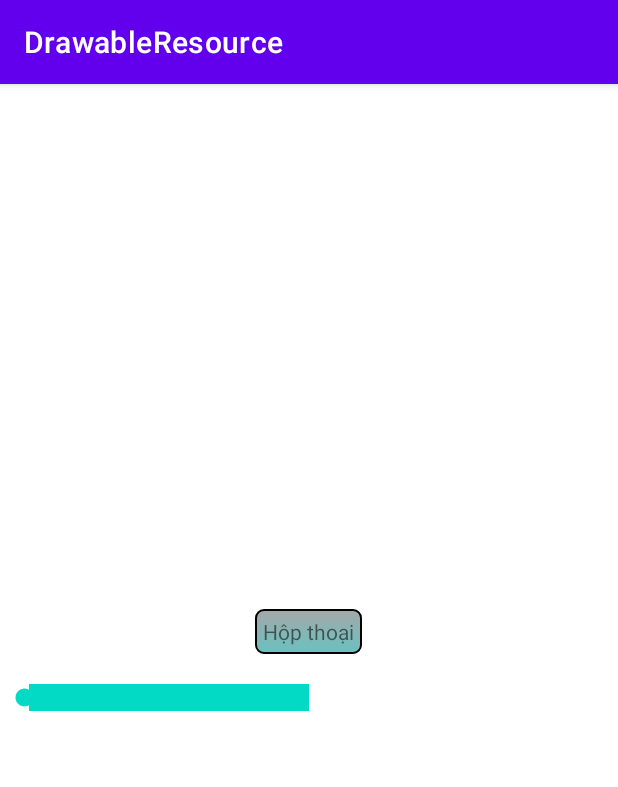
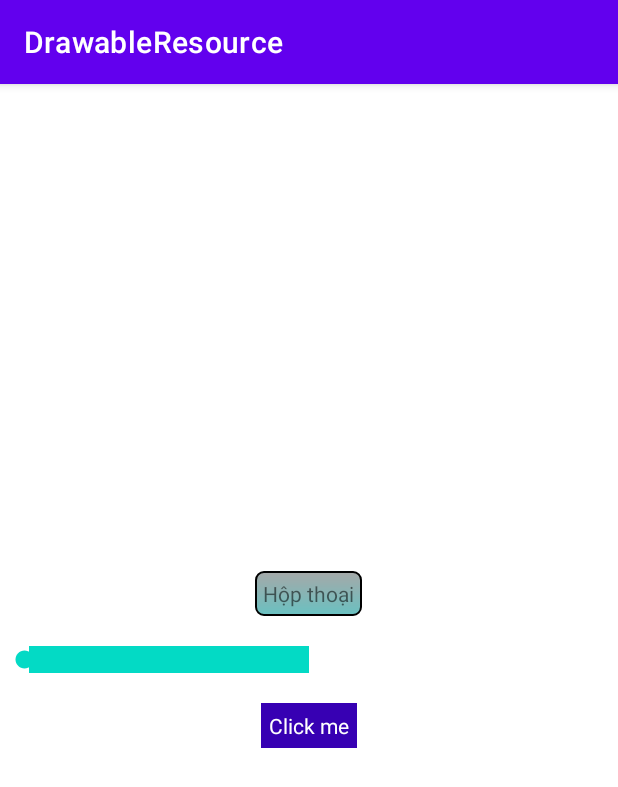
Before and after one commit to phamtanphat/DrawableResource29032022, an Android app: the screen it shows after launch (MainActivity), on a phone screen of 412 x 824 dp. Shown: the top 787 px of the screen. Run offline under Robolectric (Android 15) with nearby library versions, the phone set to English and light mode, and no system bars.

```diff
--- a/app/src/main/java/com/example/drawableresource/MainActivity.java
+++ b/app/src/main/java/com/example/drawableresource/MainActivity.java
@@ -3,6 +3,7 @@ package com.example.drawableresource;
 import androidx.appcompat.app.AppCompatActivity;
 
 import android.os.Bundle;
+import android.view.View;
 
 public class MainActivity extends AppCompatActivity {
 
@@ -10,5 +11,12 @@ public class MainActivity extends AppCompatActivity {
     protected void onCreate(Bundle savedInstanceState) {
         super.onCreate(savedInstanceState);
         setContentView(R.layout.activity_main);
+
+        findViewById(R.id.click_me).setOnClickListener(new View.OnClickListener() {
+            @Override
+            public void onClick(View view) {
+
+            }
+        });
     }
 }
--- /dev/null
+++ b/app/src/main/res/drawable/background_button.xml
@@ -0,0 +1,7 @@
+<?xml version="1.0" encoding="utf-8"?>
+<selector xmlns:android="http://schemas.android.com/apk/res/android">
+    <item
+        android:state_pressed="true"
+        android:drawable="@color/black"/>
+    <item android:drawable="@color/purple_700"/>
+</selector>
--- a/app/src/main/res/drawable/background_seekbar.xml
+++ b/app/src/main/res/drawable/background_seekbar.xml
@@ -1,8 +1,5 @@
 <?xml version="1.0" encoding="utf-8"?>
-<layer-list
-    xmlns:android="http://schemas.android.com/apk/res/android">
-
-
+<layer-list xmlns:android="http://schemas.android.com/apk/res/android">
     <item android:id="@android:id/secondaryProgress">
         <clip android:drawable="@color/teal_200"/>
     </item>
@@ -10,5 +7,4 @@
     <item android:id="@android:id/progress">
         <clip android:drawable="@color/purple_700"/>
     </item>
-
 </layer-list>
--- a/app/src/main/res/drawable/background_text.xml
+++ b/app/src/main/res/drawable/background_text.xml
@@ -1,18 +1,13 @@
 <?xml version="1.0" encoding="utf-8"?>
-<shape
-    android:shape="rectangle"
-    xmlns:android="http://schemas.android.com/apk/res/android">
-
-    <solid android:color="#6AC1C1"/>
-
+<shape xmlns:android="http://schemas.android.com/apk/res/android"
+    android:shape="rectangle">
+    <solid android:color="#6AC1C1" />
     <stroke
         android:color="@color/black"
-        android:width="1dp"/>
-
-    <corners android:radius="5dp"/>
-
+        android:width="1dp" />
+    <corners android:radius="5dp" />
     <gradient
         android:startColor="#6AC1C1"
         android:endColor="#A5A8A8"
-        android:angle="90"/>
+        android:angle="90" />
 </shape>
--- a/app/src/main/res/layout/activity_main.xml
+++ b/app/src/main/res/layout/activity_main.xml
@@ -1,6 +1,5 @@
 <?xml version="1.0" encoding="utf-8"?>
 <LinearLayout xmlns:android="http://schemas.android.com/apk/res/android"
-    xmlns:app="http://schemas.android.com/apk/res-auto"
     xmlns:tools="http://schemas.android.com/tools"
     android:layout_width="match_parent"
     android:layout_height="match_parent"
@@ -13,13 +12,27 @@
         android:background="@drawable/background_text"
         android:text="Hộp thoại"
         android:layout_width="wrap_content"
-        android:layout_height="wrap_content"/>
+        android:layout_height="wrap_content" />
 
     <SeekBar
         android:secondaryProgress="50"
         android:progressDrawable="@drawable/background_seekbar"
         android:layout_marginTop="20dp"
         android:layout_width="match_parent"
-        android:layout_height="wrap_content"/>
+        android:layout_height="wrap_content" />
 
+    <LinearLayout
+        android:id="@+id/click_me"
+        android:padding="5dp"
+        android:background="@drawable/background_button"
+        android:layout_marginTop="20dp"
+        android:layout_width="wrap_content"
+        android:layout_height="wrap_content">
+
+        <TextView
+            android:textColor="#ffff"
+            android:text="Click me"
+            android:layout_width="wrap_content"
+            android:layout_height="wrap_content" />
+    </LinearLayout>
 </LinearLayout>
```
